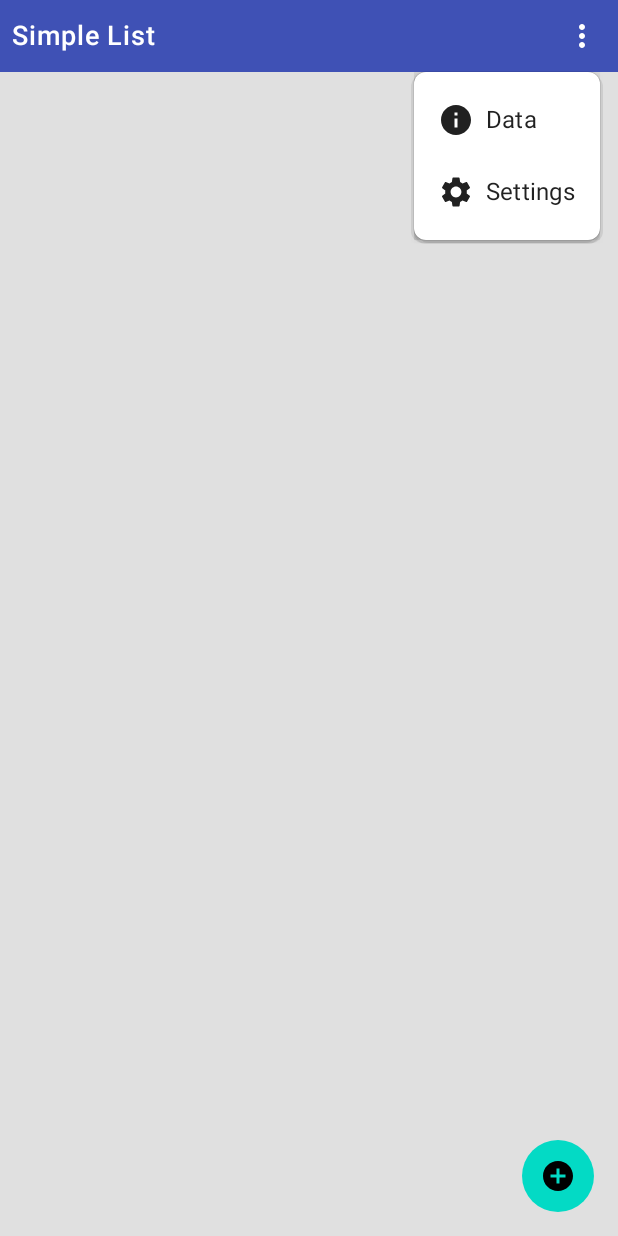
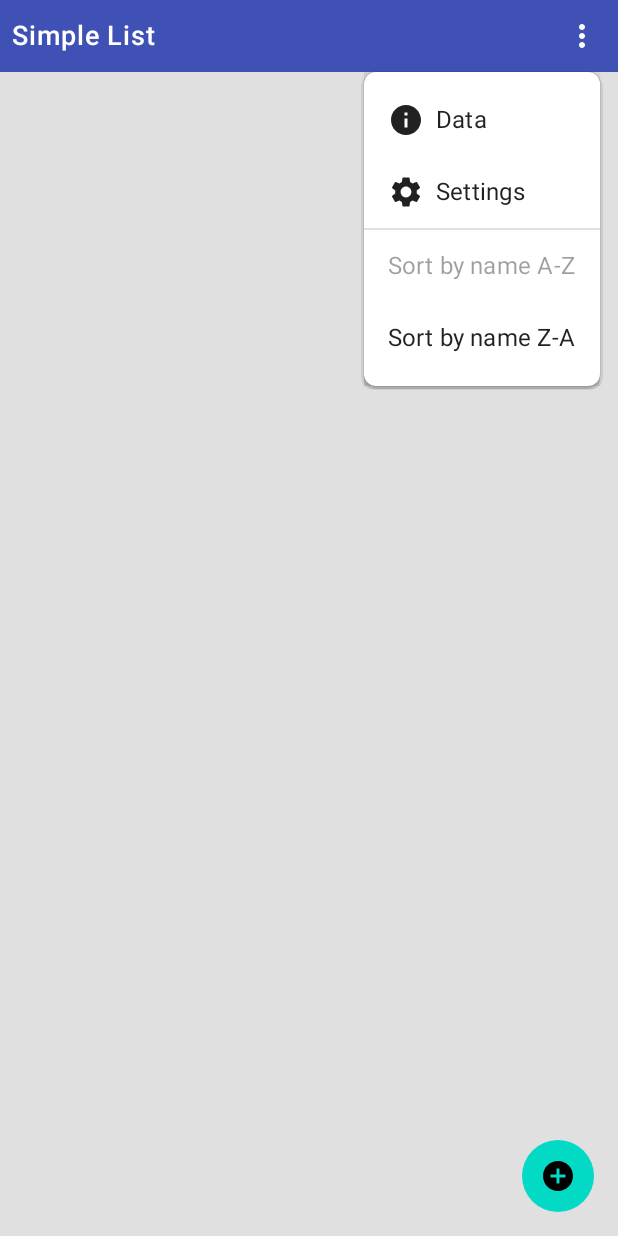
Before and after one commit to igormayachenkov/simple-list, an Android app built with Jetpack Compose: the screen it shows after launch (MainActivity), after a tap on "menu", on a phone screen of 412 x 824 dp. Run offline under Robolectric (Android 15) with nearby library versions, the phone set to English and light mode, and no system bars.

Commit message:
SortOrder (data,settings,menu) added

```diff
--- a/list/src/main/java/ru/igormayachenkov/list/Prefs.kt
+++ b/list/src/main/java/ru/igormayachenkov/list/Prefs.kt
@@ -93,6 +93,6 @@ class Prefs(
                 Log.e(TAG, "restoreSettings ex:$ex")
             }
         }
-        return Settings.default()
+        return Settings()
     }
 }
--- a/list/src/main/java/ru/igormayachenkov/list/data/Settings.kt
+++ b/list/src/main/java/ru/igormayachenkov/list/data/Settings.kt
@@ -3,22 +3,16 @@ package ru.igormayachenkov.list.data
 import org.json.JSONObject
 
 data class Settings(
-    val useFab   : Boolean, // Floating Add Button
-    val useAdd   : Boolean, // Normal Add Button
-    val useCheckedColor: Boolean
+    val useFab   : Boolean = true, // Floating Add Button
+    val useAdd   : Boolean = false, // Normal Add Button
+    val useCheckedColor: Boolean = true,
+    val sortOrder: SortOrder = SortOrder.NameAsc
 ){
-    companion object {
-        fun default() = Settings(
-            useFab   = true,
-            useAdd   = false,
-            useCheckedColor = true
-        )
-    }
-
     constructor(json:JSONObject):this(
         useFab = json.getBoolean("useFab"),
         useAdd = json.getBoolean("useAdd"),
-        useCheckedColor = json.getBoolean("useCheckedColor")
+        useCheckedColor = json.getBoolean("useCheckedColor"),
+        sortOrder = SortOrder.valueOf(json.getString("sortOrder"))
     )
 
     fun toJson():JSONObject{
@@ -26,6 +20,7 @@ data class Settings(
         json.put("useFab", useFab)
         json.put("useAdd", useAdd)
         json.put("useCheckedColor", useAdd)
+        json.put("sortOrder", sortOrder.name)
         return json
     }
 }
--- /dev/null
+++ b/list/src/main/java/ru/igormayachenkov/list/data/SortOrder.kt
@@ -0,0 +1,5 @@
+package ru.igormayachenkov.list.data
+
+enum class SortOrder{
+    NameAsc, NameDesc
+}
--- a/list/src/main/java/ru/igormayachenkov/list/ui/AppBar.kt
+++ b/list/src/main/java/ru/igormayachenkov/list/ui/AppBar.kt
@@ -14,6 +14,8 @@ import androidx.compose.ui.Modifier
 import androidx.compose.ui.tooling.preview.Preview
 import androidx.compose.ui.unit.DpOffset
 import androidx.compose.ui.unit.dp
+import ru.igormayachenkov.list.data.Settings
+import ru.igormayachenkov.list.data.SortOrder
 import ru.igormayachenkov.list.ui.theme.ListTheme
 
 @Composable
@@ -25,7 +27,8 @@ fun AppBar(
     onBack:()->Unit,
     onEdit:()->Unit,
     onCreate:()->Unit,
-    showOnCreate:Boolean
+    setSortOrder:(SortOrder)->Unit,
+    settings:Settings
 ){
     var showMenu by remember { mutableStateOf(false) }
     fun onMenuItem(handler:()->Unit){showMenu=false; handler()}
@@ -52,7 +55,7 @@ fun AppBar(
                 .clickable(onClick = { if (!isRoot) onEdit() }))
 
         // Add (Create) Button
-        if(showOnCreate) IconButton(onClick = onCreate) {
+        if(settings.useAdd) IconButton(onClick = onCreate) {
             Icon(Icons.Default.AddCircle,contentDescription = "add",
                 tint = MaterialTheme.colors.onPrimary)
         }
@@ -88,6 +91,25 @@ fun AppBar(
                     Spacer(modifier = Modifier.width(8.dp))
                     Text("Settings")
                 }
+                Divider()
+                // Sort Order NameAsc
+                DropdownMenuItem(
+                    onClick = { setSortOrder(SortOrder.NameAsc); showMenu=false },
+                    enabled = settings.sortOrder!=SortOrder.NameAsc
+                ) {
+                    //Icon(Icons.Default.Check,"")
+                    //Spacer(modifier = Modifier.width(8.dp))
+                    Text("Sort by name A-Z")
+                }
+                // Sort Order NameDesc
+                DropdownMenuItem(
+                    onClick = { setSortOrder(SortOrder.NameDesc); showMenu=false },
+                    enabled = settings.sortOrder!=SortOrder.NameDesc
+                ) {
+                    //Icon(Icons.Default.Check,"")
+                    //Spacer(modifier = Modifier.width(8.dp))
+                    Text("Sort by name Z-A")
+                }
             }
         }
     }
@@ -98,7 +120,9 @@ fun AppBar(
 @Composable
 fun AppBarPreview(){
     Surface {
-        AppBar(isRoot = true, title = "The open list name", showInfoScreen = {}, showSettingsScreen = {},onBack = {}, onEdit = {}, onCreate = {}, showOnCreate = true)
+        AppBar(isRoot = true, title = "The open list name",
+            showInfoScreen = {}, showSettingsScreen = {},onBack = {}, onEdit = {}, onCreate = {}, setSortOrder = {},
+            settings = Settings(useAdd = true))
     }
 }
 @Preview(name = "AppBarDark")
@@ -106,7 +130,9 @@ fun AppBarPreview(){
 fun AppBarDarkPreview(){
     ListTheme(darkTheme = true) {
         Surface {
-            AppBar(isRoot = false, title = "The open list name", showInfoScreen = {}, showSettingsScreen = {}, onBack = {}, onEdit = {}, onCreate = {}, showOnCreate = true)
+            AppBar(isRoot = false, title = "The open list name",
+                showInfoScreen = {}, showSettingsScreen = {}, onBack = {}, onEdit = {}, onCreate = {}, setSortOrder = {},
+                settings = Settings(useAdd = true))
         }
     }
 }
--- a/list/src/main/java/ru/igormayachenkov/list/ui/MainScreen.kt
+++ b/list/src/main/java/ru/igormayachenkov/list/ui/MainScreen.kt
@@ -43,7 +43,8 @@ fun MainScreen(
             onBack              = viewModel::onBackButtonClick,
             onEdit              = viewModel::editListHeader,
             onCreate            = viewModel::createItem,
-            showOnCreate        = settings.useAdd
+            setSortOrder        = app.settingsRepository::setSortOrder,
+            settings            = settings
         )},
         floatingActionButton = {
             if(settings.useFab){
--- a/list/src/main/java/ru/igormayachenkov/list/ui/SettingsScreen.kt
+++ b/list/src/main/java/ru/igormayachenkov/list/ui/SettingsScreen.kt
@@ -27,7 +27,7 @@ fun SettingsScreen(
     var useFab by rememberSaveable{ mutableStateOf<Boolean>(settings.useFab) }
     var useAdd by rememberSaveable{ mutableStateOf<Boolean>(settings.useAdd) }
     var useCheckedColor by rememberSaveable{ mutableStateOf<Boolean>(settings.useCheckedColor) }
-    val newSettings = Settings(useFab, useAdd, useCheckedColor)
+    val newSettings = settings.copy(useFab=useFab, useAdd=useAdd, useCheckedColor=useCheckedColor)
 
     BackHandler(enabled = true, onBack = onHide)
 
```
Also changed, not shown: list/src/main/java/ru/igormayachenkov/list/SettingsRepository.kt (+9 -5 lines), list/src/main/java/ru/igormayachenkov/list/ui/ItemView.kt (+4 -4 lines), list/src/main/java/ru/igormayachenkov/list/ui/SettingsViewModel.kt (+2 -7 lines).
